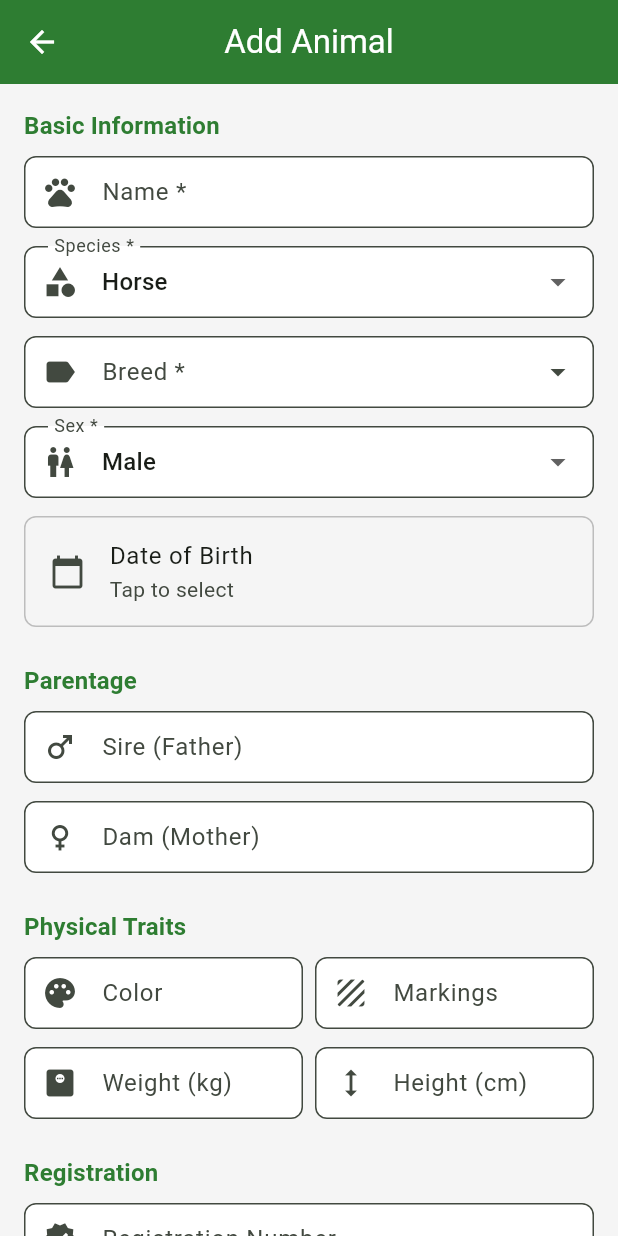
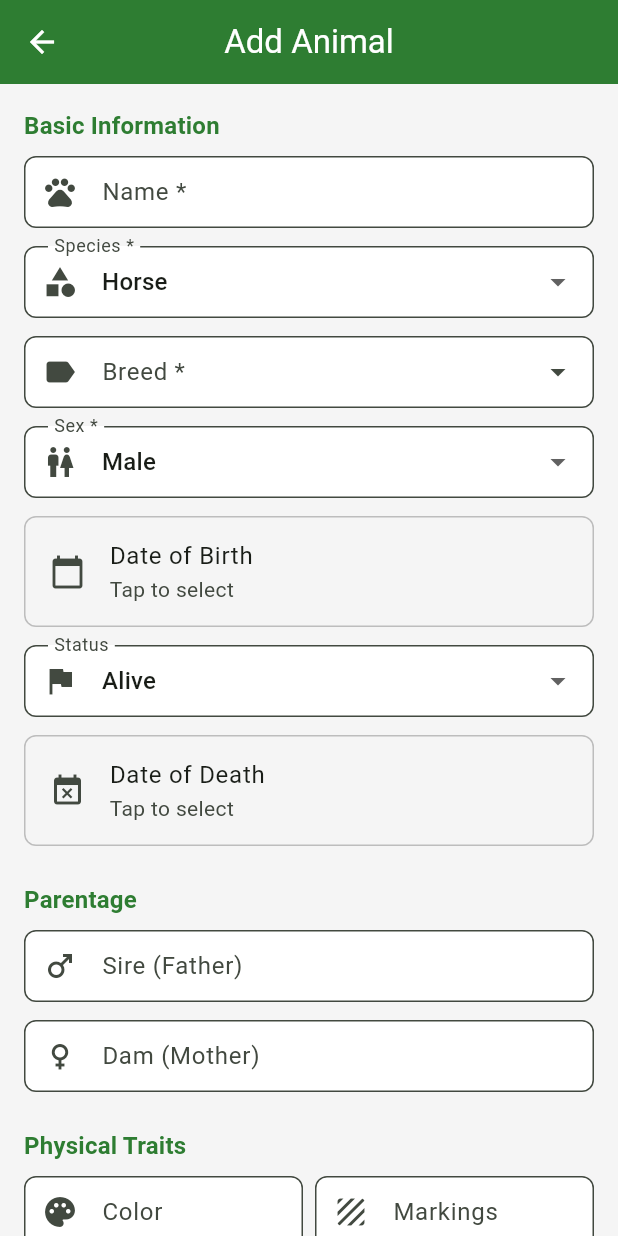
Before and after one commit to Comm4nd0/Animal-Management-System, a Flutter app: the AnimalFormScreen screen opened by its route, on a phone screen of 412 x 824 dp. Run offline on Flutter 3.47's test engine with Material 3 defaults, Android fonts, the phone set to English and light mode, and no system bars; our stand-ins replace csv, file_picker, fl_chart, flutter_local_notifications, image_picker, pdf and 4 more; missing offline and left inert: dart:html, excel; accounts and stored records are empty.

Commit message:
Add registration date, date of death, and status fields to animal form
Adds three new fields to the animal add/edit form:

- Registration Date: date picker in the Registration section, stored as a
  new field across backend (Django model + migration), Dart model, SQLite
  schema (v5), and API serialization.
- Date of Death: date picker using the existing model field that was not
  previously exposed in the form. Constrained to dates on or after the
  animal's date of birth.
- Status: dropdown (Alive/Deceased/Sold/Transferred) using the existing
  model field that was not previously exposed in the form.

Auto-deceased logic: selecting a date of death automatically sets status
to Deceased. Clearing the date of death resets status to Alive. Changing
status away from Deceased clears the date of death.

https://claude.ai/code/session_0114rdrQUPuSdaP55C3Z5LgX

```diff
--- a/lib/models/animal.dart
+++ b/lib/models/animal.dart
@@ -15,6 +15,7 @@ class Animal {
   final String? color;
   final String? markings;
   final String? registrationNumber;
+  final DateTime? registrationDate;
   final String? microchipNumber;
   final String? dnaProfileId;
   final String? sireId;
@@ -42,6 +43,7 @@ class Animal {
     this.color,
     this.markings,
     this.registrationNumber,
+    this.registrationDate,
     this.microchipNumber,
     this.dnaProfileId,
     this.sireId,
@@ -94,6 +96,7 @@ class Animal {
     String? color,
     String? markings,
     String? registrationNumber,
+    DateTime? registrationDate,
     String? microchipNumber,
     String? dnaProfileId,
     String? sireId,
@@ -119,6 +122,7 @@ class Animal {
       color: color ?? this.color,
       markings: markings ?? this.markings,
       registrationNumber: registrationNumber ?? this.registrationNumber,
+      registrationDate: registrationDate ?? this.registrationDate,
       microchipNumber: microchipNumber ?? this.microchipNumber,
       dnaProfileId: dnaProfileId ?? this.dnaProfileId,
       sireId: sireId ?? this.sireId,
@@ -149,6 +153,7 @@ class Animal {
       'color': color,
       'markings': markings,
       'registrationNumber': registrationNumber,
+      'registrationDate': registrationDate?.millisecondsSinceEpoch,
       'microchipNumber': microchipNumber,
       'dnaProfileId': dnaProfileId,
       'sireId': sireId,
@@ -183,6 +188,9 @@ class Animal {
       color: map['color'] as String?,
       markings: map['markings'] as String?,
       registrationNumber: map['registrationNumber'] as String?,
+      registrationDate: map['registrationDate'] != null
+          ? DateTime.fromMillisecondsSinceEpoch(map['registrationDate'] as int)
+          : null,
       microchipNumber: map['microchipNumber'] as String?,
       dnaProfileId: map['dnaProfileId'] as String?,
       sireId: map['sireId'] as String?,
--- a/lib/screens/animals/animal_form_screen.dart
+++ b/lib/screens/animals/animal_form_screen.dart
@@ -32,7 +32,10 @@ class _AnimalFormScreenState extends State<AnimalFormScreen> {
 
   String _selectedSpecies = Species.horse;
   Sex _selectedSex = Sex.male;
+  AnimalStatus _selectedStatus = AnimalStatus.alive;
   DateTime? _dateOfBirth;
+  DateTime? _dateOfDeath;
+  DateTime? _registrationDate;
   String? _selectedSireId;
   String? _selectedDamId;
   String? _selectedBreederId;
@@ -62,10 +65,13 @@ class _AnimalFormScreenState extends State<AnimalFormScreen> {
     _selectedSpecies = animal.species;
     _breedController.text = animal.breed;
     _selectedSex = animal.sex;
+    _selectedStatus = animal.status;
     _dateOfBirth = animal.dateOfBirth;
+    _dateOfDeath = animal.dateOfDeath;
     _colorController.text = animal.color ?? '';
     _markingsController.text = animal.markings ?? '';
     _regNumberController.text = animal.registrationNumber ?? '';
+    _registrationDate = animal.registrationDate;
     _microchipController.text = animal.microchipNumber ?? '';
     _selectedBreederId = animal.breederId;
     _selectedOwnerId = animal.currentOwnerId;
@@ -227,6 +233,59 @@ class _AnimalFormScreenState extends State<AnimalFormScreen> {
                     side: BorderSide(color: Colors.grey.shade400),
                   ),
                 ),
+                const SizedBox(height: 12),
+                DropdownButtonFormField<AnimalStatus>(
+                  value: _selectedStatus,
+                  decoration: const InputDecoration(
+                    labelText: 'Status',
+                    prefixIcon: Icon(Icons.flag),
+                  ),
+                  items: const [
+                    DropdownMenuItem(
+                        value: AnimalStatus.alive, child: Text('Alive')),
+                    DropdownMenuItem(
+                        value: AnimalStatus.deceased, child: Text('Deceased')),
+                    DropdownMenuItem(
+                        value: AnimalStatus.sold, child: Text('Sold')),
+                    DropdownMenuItem(
+                        value: AnimalStatus.transferred,
+                        child: Text('Transferred')),
+                  ],
+                  onChanged: (v) {
+                    setState(() {
+                      _selectedStatus = v!;
+                      // Clear date of death if status changed away from deceased
+                      if (_selectedStatus != AnimalStatus.deceased) {
+                        _dateOfDeath = null;
+                      }
+                    });
+                  },
+                ),
+                const SizedBox(height: 12),
+                ListTile(
+                  leading: Icon(Icons.event_busy,
+                      color: _dateOfDeath != null ? Colors.red.shade400 : null),
+                  title: Text(_dateOfDeath != null
+                      ? DateFormat('dd MMM yyyy').format(_dateOfDeath!)
+                      : 'Date of Death'),
+                  subtitle: _dateOfDeath == null
+                      ? const Text('Tap to select')
+                      : null,
+                  trailing: _dateOfDeath != null
+                      ? IconButton(
+                          icon: const Icon(Icons.clear),
+                          onPressed: () => setState(() {
+                            _dateOfDeath = null;
+                            _selectedStatus = AnimalStatus.alive;
+                          }),
+                        )
+                      : null,
+                  onTap: _pickDateOfDeath,
+                  shape: RoundedRectangleBorder(
+                    borderRadius: BorderRadius.circular(8),
+                    side: BorderSide(color: Colors.grey.shade400),
+                  ),
+                ),
 
                 const SizedBox(height: 24),
                 _buildSectionTitle('Parentage'),
@@ -322,7 +381,28 @@ class _AnimalFormScreenState extends State<AnimalFormScreen> {
                     prefixIcon: Icon(Icons.memory),
                   ),
                 ),
-
+                const SizedBox(height: 12),
+                ListTile(
+                  leading: const Icon(Icons.app_registration),
+                  title: Text(_registrationDate != null
+                      ? DateFormat('dd MMM yyyy').format(_registrationDate!)
+                      : 'Registration Date'),
+                  subtitle: _registrationDate == null
+                      ? const Text('Tap to select')
+                      : null,
+                  trailing: _registrationDate != null
+                      ? IconButton(
+                          icon: const Icon(Icons.clear),
+                          onPressed: () =>
+                              setState(() => _registrationDate = null),
+                        )
+                      : null,
+                  onTap: _pickRegistrationDate,
+                  shape: RoundedRectangleBorder(
+                    borderRadius: BorderRadius.circular(8),
+                    side: BorderSide(color: Colors.grey.shade400),
+                  ),
+                ),
 
                 const SizedBox(height: 24),
                 _buildSectionTitle('Breeder & Owner'),
@@ -664,6 +744,33 @@ class _AnimalFormScreenState extends State<AnimalFormScreen> {
     );
     if (picked != null) {
       setState(() => _dateOfBirth = picked);
+    }
+  }
+
+  Future<void> _pickDateOfDeath() async {
+    final picked = await showDatePicker(
+      context: context,
+      initialDate: _dateOfDeath ?? DateTime.now(),
+      firstDate: _dateOfBirth ?? DateTime(1980),
+      lastDate: DateTime.now(),
+    );
+    if (picked != null) {
+      setState(() {
+        _dateOfDeath = picked;
+        _selectedStatus = AnimalStatus.deceased;
+      });
+    }
+  }
+
+  Future<void> _pickRegistrationDate() async {
+    final picked = await showDatePicker(
+      context: context,
+      initialDate: _registrationDate ?? DateTime.now(),
+      firstDate: DateTime(1980),
+      lastDate: DateTime.now(),
+    );
+    if (picked != null) {
+      setState(() => _registrationDate = picked);
     }
   }
 
@@ -1045,7 +1152,9 @@ class _AnimalFormScreenState extends State<AnimalFormScreen> {
       species: _selectedSpecies,
       breed: _breedController.text.trim(),
       sex: _selectedSex,
+      status: _selectedStatus,
       dateOfBirth: _dateOfBirth,
+      dateOfDeath: _dateOfDeath,
       color: _colorController.text.trim().isEmpty
           ? null
           : _colorController.text.trim(),
@@ -1055,6 +1164,7 @@ class _AnimalFormScreenState extends State<AnimalFormScreen> {
       registrationNumber: _regNumberController.text.trim().isEmpty
           ? null
           : _regNumberController.text.trim(),
+      registrationDate: _registrationDate,
       microchipNumber: _microchipController.text.trim().isEmpty
           ? null
           : _microchipController.text.trim(),
--- a/lib/services/api_service.dart
+++ b/lib/services/api_service.dart
@@ -494,6 +494,9 @@ class ApiService {
       color: m['color'] as String?,
       markings: m['markings'] as String?,
       registrationNumber: m['registration_number'] as String?,
+      registrationDate: m['registration_date'] != null
+          ? DateTime.parse(m['registration_date'] as String)
+          : null,
       microchipNumber: m['microchip_number'] as String?,
       dnaProfileId: m['dna_profile_id'] as String?,
       sireId: m['sire'] as String?,
@@ -523,6 +526,7 @@ class ApiService {
       'color': a.color ?? '',
       'markings': a.markings ?? '',
       'registration_number': a.registrationNumber ?? '',
+      'registration_date': a.registrationDate?.toIso8601String().split('T').first,
       'microchip_number': a.microchipNumber ?? '',
       'dna_profile_id': a.dnaProfileId ?? '',
       'sire': a.sireId,
```
Also changed, not shown: lib/services/database_service.dart (+6 -1 lines), 3 other files.
